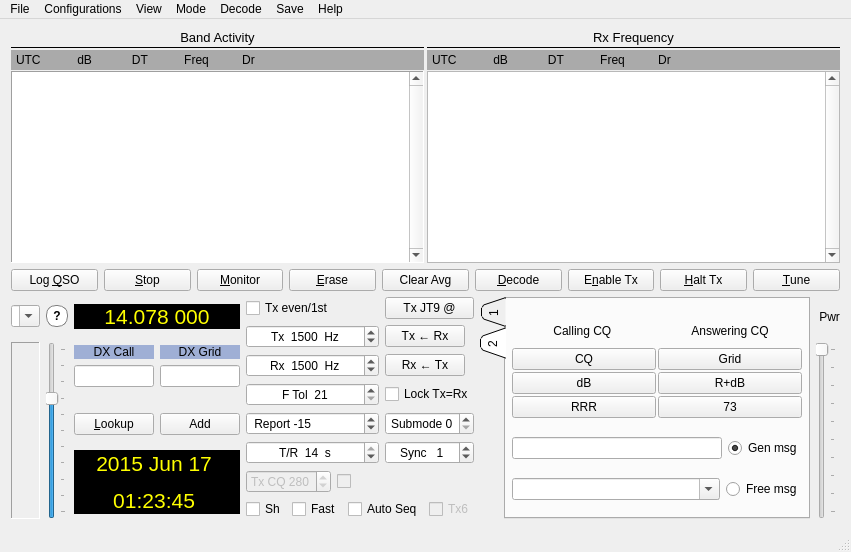
The window that mainwindow.ui (saitohirga/WSJT-X) describes before a commit, drawn with Qt 5.
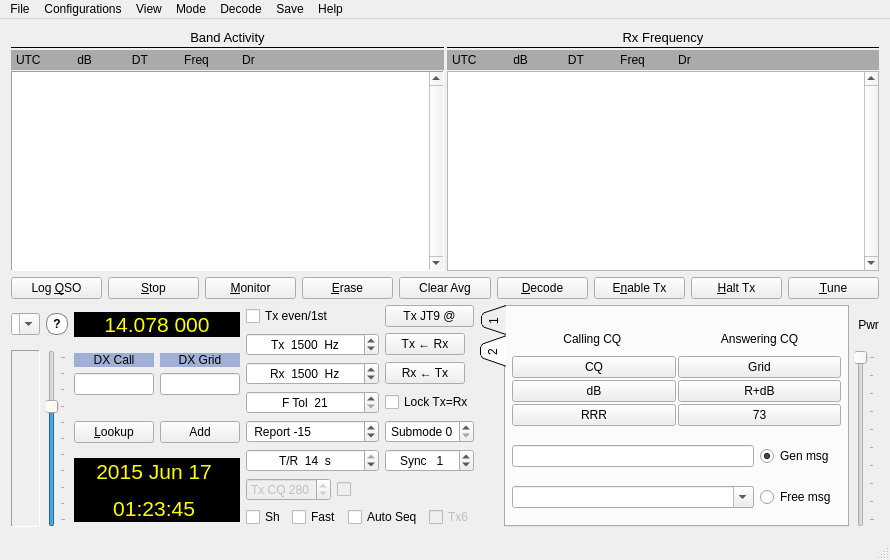
The same window after the commit. Custom widgets are drawn as their Qt base class.

Patch:
```diff
--- a/mainwindow.ui
+++ b/mainwindow.ui
@@ -2,6 +2,14 @@
 <ui version="4.0">
  <class>MainWindow</class>
  <widget class="QMainWindow" name="MainWindow">
+  <property name="geometry">
+   <rect>
+    <x>0</x>
+    <y>0</y>
+    <width>890</width>
+    <height>560</height>
+   </rect>
+  </property>
   <property name="windowTitle">
    <string>WSJT-X   by K1JT</string>
   </property>
@@ -2280,7 +2288,7 @@
     <rect>
      <x>0</x>
      <y>0</y>
-     <width>756</width>
+     <width>890</width>
      <height>21</height>
     </rect>
    </property>
```
Left out of the diff: 12 changed lines with no effect on the pictures.
